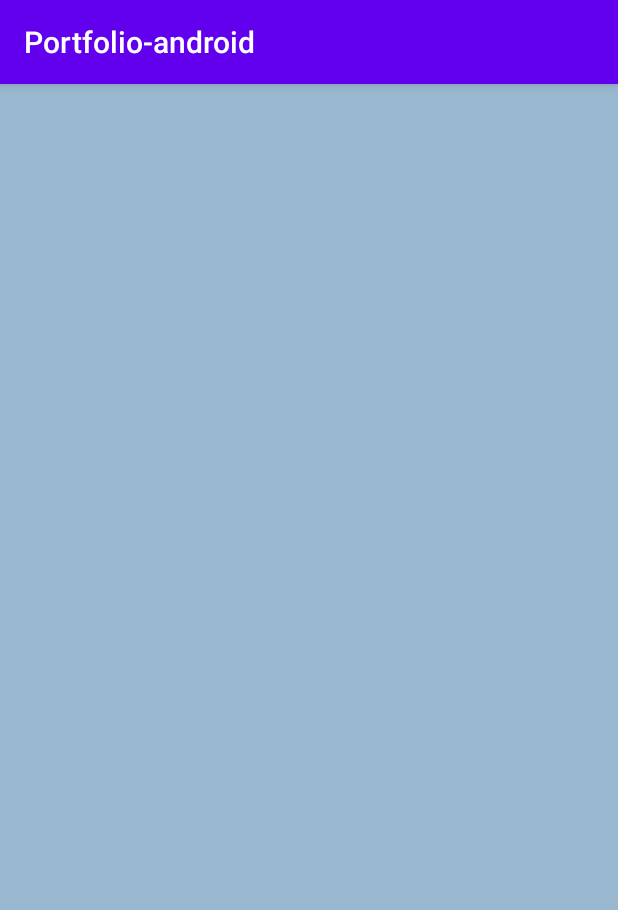
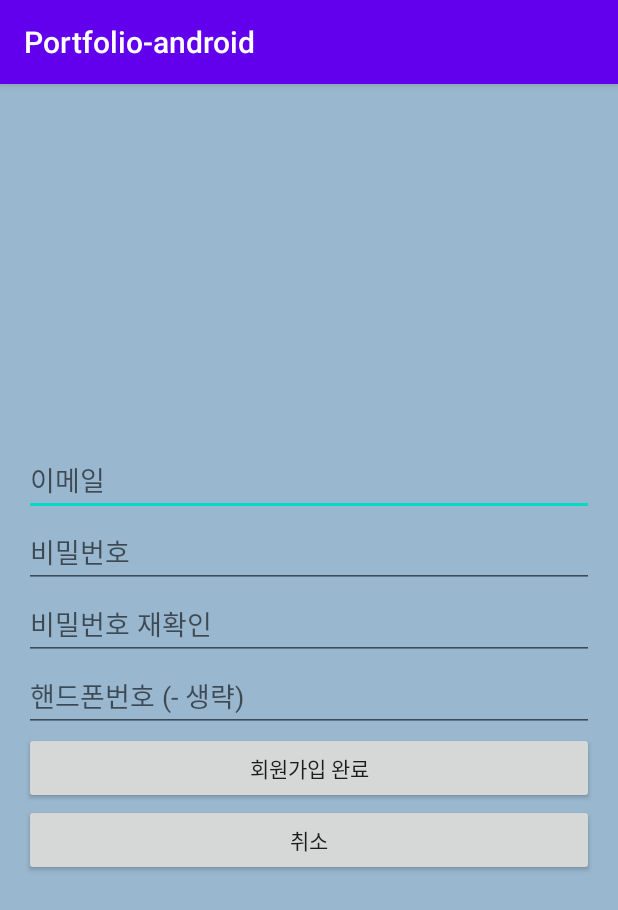
Before and after one commit to Discoonect/Portfolio-android, an Android app: the Sign_up screen opened directly, with no data from a screen before it, on a phone screen of 412 x 824 dp. Shown: the top 910 px of the screen. Run offline under Robolectric (Android 15) with nearby library versions, the phone set to English and light mode, and no system bars; our stand-ins replace Volley.

Commit message:
회원가입  O

```diff
--- a/app/src/main/java/com/kks/portfolio_android/Sign_up.java
+++ b/app/src/main/java/com/kks/portfolio_android/Sign_up.java
@@ -2,13 +2,131 @@ package com.kks.portfolio_android;
 
 import androidx.appcompat.app.AppCompatActivity;
 
+import android.content.Intent;
 import android.os.Bundle;
+import android.util.Log;
+import android.view.View;
+import android.widget.Button;
+import android.widget.EditText;
+import android.widget.Toast;
+
+import com.android.volley.Request;
+import com.android.volley.RequestQueue;
+import com.android.volley.Response;
+import com.android.volley.VolleyError;
+import com.android.volley.toolbox.JsonObjectRequest;
+import com.android.volley.toolbox.Volley;
+import com.kks.portfolio_android.util.Util;
+
+import org.json.JSONObject;
 
 public class Sign_up extends AppCompatActivity {
+
+    RequestQueue requestQueue;
+
+    EditText signup_edit_email;
+    EditText signup_edit_password1;
+    EditText signup_edit_password2;
+    EditText signup_edit_phone;
+
+    Button signup_btn_signup;
+    Button signup_btn_cancle;
+
+    int offset;
+    String email;
+    String password1;
+    String password2;
+    String phone;
 
     @Override
     protected void onCreate(Bundle savedInstanceState) {
         super.onCreate(savedInstanceState);
         setContentView(R.layout.activity_sign_up);
+
+        signup_edit_email = findViewById(R.id.signup_edit_email);
+        signup_edit_password1 = findViewById(R.id.singup_edit_password1);
+        signup_edit_password2 = findViewById(R.id.singup_edit_password2);
+        signup_edit_phone = findViewById(R.id.singup_edit_phone);
+
+        signup_btn_cancle = findViewById(R.id.signup_btn_cancle);
+        signup_btn_signup = findViewById(R.id.signup_btn_signup);
+
+
+
+        signup_btn_cancle.setOnClickListener(new View.OnClickListener() {
+            @Override
+            public void onClick(View view) {
+                Intent i = new Intent(Sign_up.this,MainActivity.class);
+                startActivity(i);
+                finish();
+                return;
+            }
+        });
+
+        signup_btn_signup.setOnClickListener(new View.OnClickListener() {
+            @Override
+            public void onClick(View view) {
+                email = signup_edit_email.getText().toString().trim();
+                password1 = signup_edit_password1.getText().toString().trim();
+                password2 = signup_edit_password2.getText().toString().trim();
+                phone = signup_edit_phone.getText().toString().trim();
+
+                if(email.contains("@") == false){
+                    Toast.makeText(Sign_up.this, "이메일 형식이 올바르지 않습니다.",
+                            Toast.LENGTH_SHORT).show();
+                    return;
+                }
+
+                if(password1.length() < 4 || password1.length() > 12){
+                    Toast.makeText(Sign_up.this, "비밀번호 길이는 4자리 이상,12자리 이하입니다.",
+                            Toast.LENGTH_SHORT).show();
+                    return;
+                }
+
+                if(password1.equalsIgnoreCase(password2) == false){
+                    Toast.makeText(Sign_up.this, "비밀번호가 일치하지 않습니다.",
+                            Toast.LENGTH_SHORT).show();
+                    return;
+                }
+
+                signUpData();
+
+            }
+        });
     }
+
+    private void signUpData(){
+
+
+
+        JSONObject body = new JSONObject();
+        try{
+            body.put("user_email",email);
+            body.put("user_passwd",password1);
+            body.put("user_phone",phone);
+        } catch (Exception e) {
+            e.printStackTrace();
+        }
+
+        requestQueue = Volley.newRequestQueue(Sign_up.this);
+        JsonObjectRequest request =
+                new JsonObjectRequest(Request.Method.POST,Util.BASE_URL + "/api/v1/user",body,
+                new Response.Listener<JSONObject>() {
+                    @Override
+                    public void onResponse(JSONObject response) {
+                        Toast.makeText(Sign_up.this, "회원가입 성공", Toast.LENGTH_SHORT).show();
+                        Log.i("aaa",response.toString());
+                    }
+                },
+                new Response.ErrorListener() {
+                    @Override
+                    public void onErrorResponse(VolleyError error) {
+                        Log.i("aaa",error.toString());
+                    }
+                }
+        );
+        requestQueue.add(request);
+    }
+
+
 }
--- a/app/src/main/res/layout/activity_sign_up.xml
+++ b/app/src/main/res/layout/activity_sign_up.xml
@@ -31,6 +31,51 @@
             android:layout_marginTop="16dp"
             android:layout_marginBottom="16dp"
             android:orientation="vertical">
+
+            <EditText
+                android:id="@+id/signup_edit_email"
+                android:layout_width="match_parent"
+                android:layout_height="wrap_content"
+                android:ems="10"
+                android:hint="이메일"
+                android:inputType="textPersonName" />
+
+            <EditText
+                android:id="@+id/singup_edit_password1"
+                android:layout_width="match_parent"
+                android:layout_height="wrap_content"
+                android:ems="10"
+                android:hint="비밀번호"
+                android:inputType="textPassword" />
+
+            <EditText
+                android:id="@+id/singup_edit_password2"
+                android:layout_width="match_parent"
+                android:layout_height="wrap_content"
+                android:ems="10"
+                android:hint="비밀번호 재확인"
+                android:inputType="textPassword" />
+
+            <EditText
+                android:id="@+id/singup_edit_phone"
+                android:layout_width="match_parent"
+                android:layout_height="wrap_content"
+                android:ems="10"
+                android:hint="핸드폰번호 (- 생략)"
+                android:inputType="phone" />
+
+            <Button
+                android:id="@+id/signup_btn_signup"
+                android:layout_width="match_parent"
+                android:layout_height="wrap_content"
+                android:text="회원가입 완료" />
+
+            <Button
+                android:id="@+id/signup_btn_cancle"
+                android:layout_width="match_parent"
+                android:layout_height="wrap_content"
+                android:text="취소" />
+
         </LinearLayout>
         </ScrollView>
     </RelativeLayout>
```
Also changed, not shown: app/build.gradle (+6 -1 lines), app/src/main/AndroidManifest.xml (+8 -1 lines), app/src/main/java/com/kks/portfolio_android/MainActivity.java (+11 -0 lines), app/src/main/java/com/kks/portfolio_android/util/Util.java (added, +9 -0 lines), app/src/main/res/xml/network_security_config.xml (added, +7 -0 lines).
